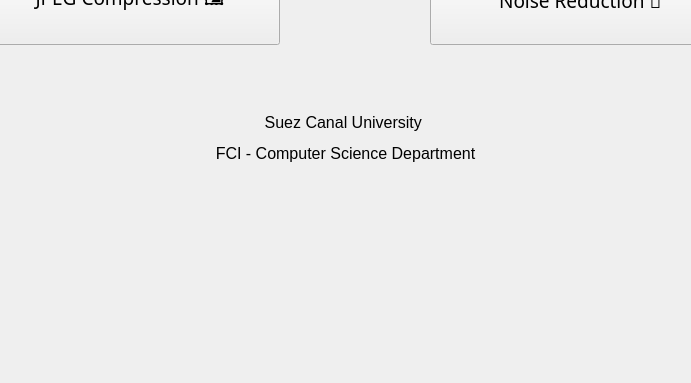
This is home.ui in abowahbaz/Image_Processing_App as Qt 5 draws it before an edit; both pictures show x 390 to 1081 and y 385 to 768 of the 1366 by 768 pixel window. The edited form follows.
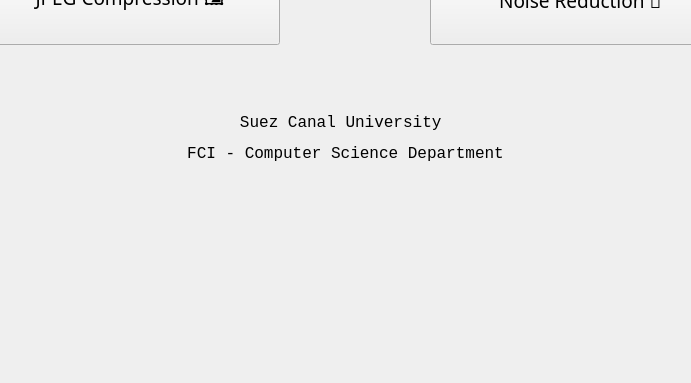
This is the edited form.

```diff
--- a/home.ui
+++ b/home.ui
@@ -141,6 +141,11 @@
       <height>90</height>
      </size>
     </property>
+    <property name="font">
+     <font>
+      <family>Consolas</family>
+     </font>
+    </property>
     <property name="text">
      <string>&lt;html&gt;&lt;head/&gt;&lt;body&gt;&lt;p align=&quot;center&quot;&gt;&lt;span style=&quot; font-size:12pt;&quot;&gt;Suez Canal University &lt;/span&gt;&lt;/p&gt;&lt;p align=&quot;center&quot;&gt;&lt;span style=&quot; font-size:12pt;&quot;&gt;FCI - Computer Science Department&lt;/span&gt;&lt;/p&gt;&lt;p align=&quot;center&quot;&gt;&lt;span style=&quot; font-size:12pt;&quot;&gt;&lt;br/&gt;&lt;/span&gt;&lt;/p&gt;&lt;/body&gt;&lt;/html&gt;</string>
     </property>
```
